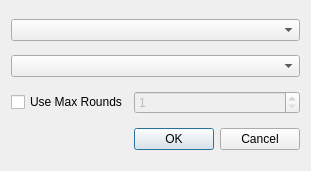
This is ui/clippackagedialog.ui in tdauth/gustavsfairyland as Qt 5 draws it before an edit. The edited form follows.
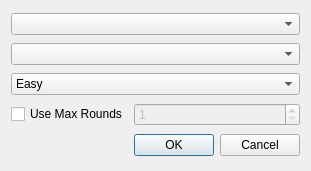
This is the edited form.

Commit message: Added difficulty, added Tochter clip, collision distance is relative too, speed depends on difficulty now,

Patch:
```diff
--- a/ui/clippackagedialog.ui
+++ b/ui/clippackagedialog.ui
@@ -6,7 +6,7 @@
    <rect>
     <x>0</x>
     <y>0</y>
-    <width>249</width>
+    <width>283</width>
     <height>171</height>
    </rect>
   </property>
@@ -14,14 +14,14 @@
    <string>Select Clip Package</string>
   </property>
   <layout class="QGridLayout" name="gridLayout">
-   <item row="4" column="1">
+   <item row="5" column="1">
     <widget class="QDialogButtonBox" name="buttonBox">
      <property name="standardButtons">
       <set>QDialogButtonBox::Cancel|QDialogButtonBox::Ok</set>
      </property>
     </widget>
    </item>
-   <item row="3" column="0">
+   <item row="4" column="0">
     <widget class="QCheckBox" name="useMaxRoundsCheckBox">
      <property name="text">
       <string>Use Max Rounds</string>
@@ -31,7 +31,7 @@
    <item row="1" column="0" colspan="2">
     <widget class="QComboBox" name="gameModesComboBox"/>
    </item>
-   <item row="3" column="1">
+   <item row="4" column="1">
     <widget class="QSpinBox" name="maxRoundsSpinBox">
      <property name="enabled">
       <bool>false</bool>
@@ -44,6 +44,30 @@
    <item row="0" column="0" colspan="2">
     <widget class="QComboBox" name="packagesComboBox"/>
    </item>
+   <item row="2" column="0" colspan="2">
+    <widget class="QComboBox" name="difficultyComboBox">
+     <item>
+      <property name="text">
+       <string>Easy</string>
+      </property>
+     </item>
+     <item>
+      <property name="text">
+       <string>Normal</string>
+      </property>
+     </item>
+     <item>
+      <property name="text">
+       <string>Hard</string>
+      </property>
+     </item>
+     <item>
+      <property name="text">
+       <string>Mahlerisch</string>
+      </property>
+     </item>
+    </widget>
+   </item>
   </layout>
  </widget>
  <resources/>
```
The commit also changes 15 other files.
